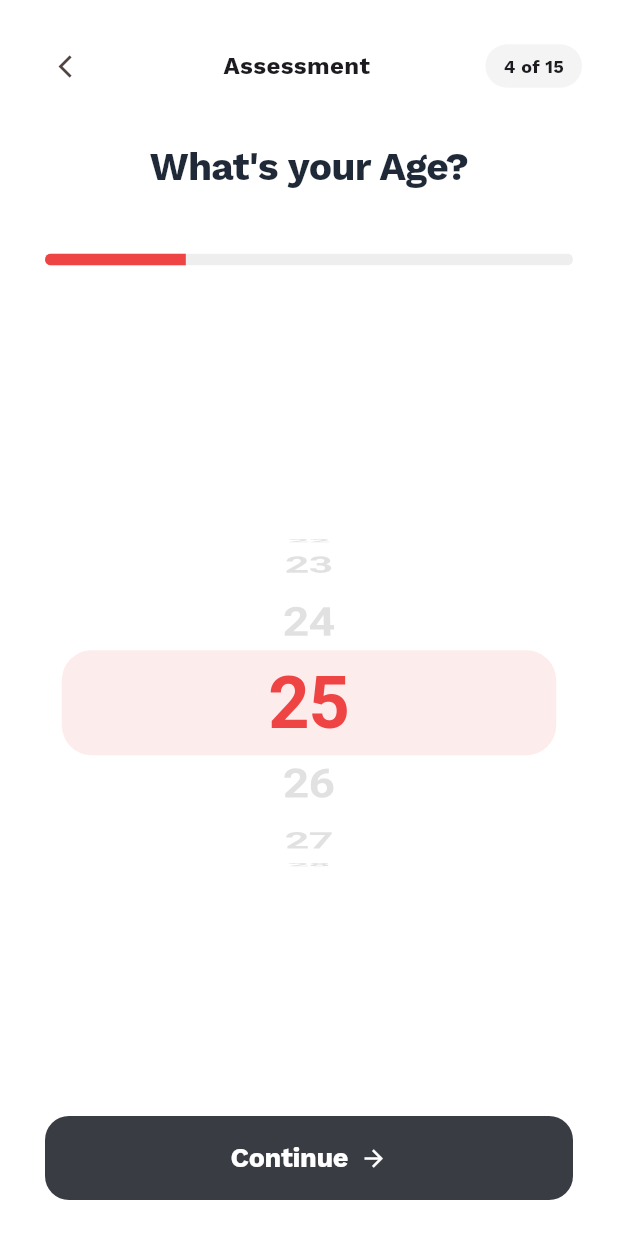
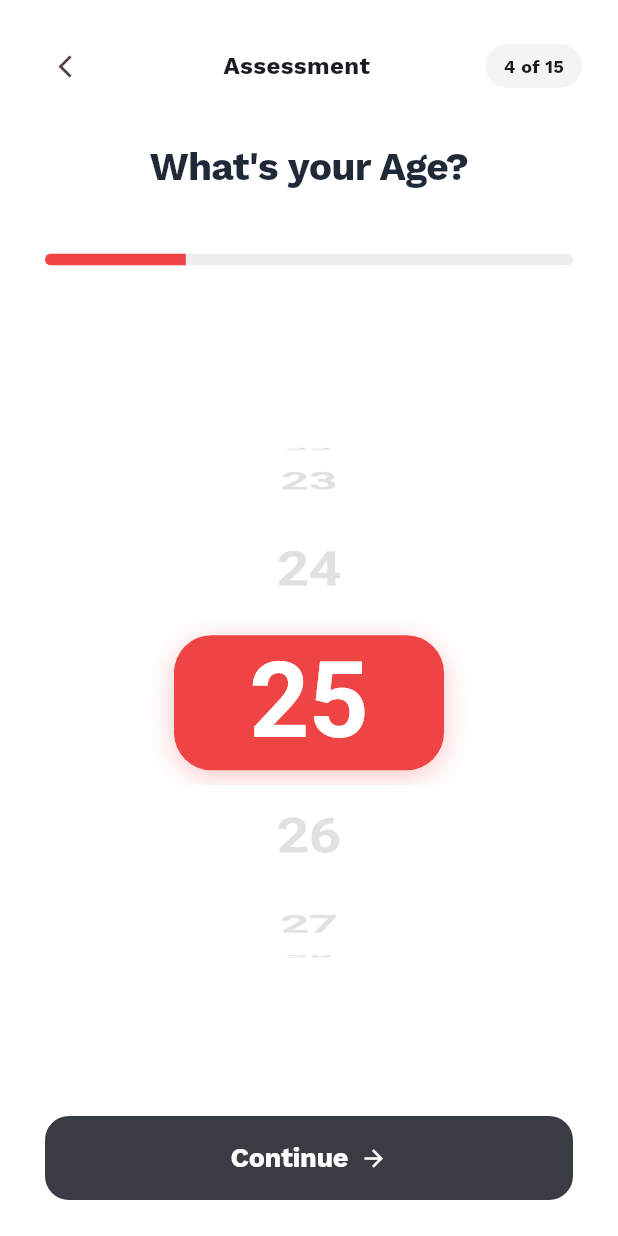
Before and after one commit to danindu2002/nutrisync, a Flutter app: the OnboardingScreen screen opened directly, swiped to page 4, on a phone screen of 412 x 824 dp. Run offline on Flutter 3.47's test engine with Material 3 defaults, Android fonts, the phone set to English and light mode, and no system bars; our stand-ins replace fl_chart, google_fonts, image_picker, shared_preferences; accounts and stored records are empty.

```diff
--- a/nutrisync_protal/lib/screens/onboarding_screen.dart
+++ b/nutrisync_protal/lib/screens/onboarding_screen.dart
@@ -350,68 +350,71 @@ class _OnboardingScreenState extends State<OnboardingScreen> {
   // --- Screen 4: Age ---
   Widget _buildAgeScreen() {
     int currentAge = _data.age ?? 20;
-    // Starting from 16, so index 0 = 16
     int initialIndex = currentAge - 16;
 
-    return Column(
-      mainAxisAlignment: MainAxisAlignment.center,
-      children: [
-
-
-        SizedBox(
-          height: 250, // Constrained height for mobile
-          child: Stack(
-            alignment: Alignment.center,
-            children: [
-              // Visual highlight bar for the center selection
-              Container(
-                height: 70,
-                width: MediaQuery.of(context).size.width * 0.8,
-                decoration: BoxDecoration(
-                  color: AppColors.primary.withOpacity(0.1),
-                  borderRadius: BorderRadius.circular(20),
-                ),
-              ),
-
-              CupertinoPicker(
+    return SizedBox.expand(
+      child: CupertinoPicker(
         scrollController: FixedExtentScrollController(
           initialItem: initialIndex,
         ),
-                itemExtent: 70, // Reduced from 160
-                diameterRatio: 1.2,
+        // Reduced from 160 to 110 for better mobile fit
+        itemExtent: 110,
+        diameterRatio: 1.1, // Adjusted for a smoother curve at smaller scale
         onSelectedItemChanged: (idx) {
           _hapticLight();
           setState(() => _data.age = idx + 16);
         },
-                // SelectionOverlay is handled by our Container in the Stack for better styling
-                selectionOverlay: const CupertinoPickerDefaultSelectionOverlay(
-                  capStartEdge: false,
-                  capEndEdge: false,
-                  background: Colors.transparent,
-                ),
+        selectionOverlay: Container(), // Keeps your custom overlay look
         children: List.generate(80, (index) {
           final val = index + 16;
           final isSelected = val == currentAge;
 
           return Center(
+            child: isSelected
+                ? Container(
+              // Scaled width/height to fit mobile screens (e.g., iPhone SE)
+              width: 180,
+              height: 90,
+              decoration: BoxDecoration(
+                color: AppColors.primary,
+                borderRadius: BorderRadius.circular(25),
+                boxShadow: [
+                  BoxShadow(
+                    color: AppColors.primary.withOpacity(0.3),
+                    blurRadius: 15,
+                    offset: const Offset(0, 4),
+                  ),
+                ],
+              ),
+              child: Center(
                 child: Text(
                   "$val",
+                  style: const TextStyle(
+                    // Reduced from 130 to 70
+                    fontSize: 70,
+                    fontWeight: FontWeight.bold,
+                    color: Colors.white,
+                    height: 1.1,
+                  ),
+                ),
+              ),
+            )
+                : Text(
+              "$val",
               style: TextStyle(
-                        fontSize: isSelected ? 48 : 32, // Scaled down for mobile
+                // Reduced from 65 to 40
+                fontSize: 40,
                 fontWeight: FontWeight.bold,
-                        color: isSelected ? AppColors.primary : Colors.grey.shade400,
+                color: Colors.grey.shade400,
               ),
             ),
           );
         }),
       ),
-            ],
-          ),
-        ),
-      ],
-    );
-  }
-
+    );
+  }
+
+  // --- Screen 5: Height ---
   Widget _buildHeightScreen() {
     double currentCm = _data.heightCm ?? 170.0;
     double minCm = 100.0;
```
Lines whose indentation alone changed are shown as unchanged.
